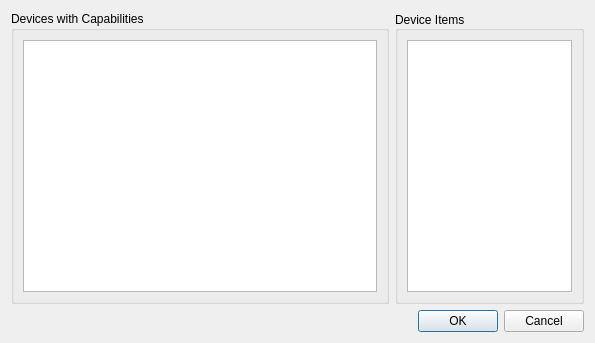
Old version of the form src/pythonGui/karabogui/dialogs/ui/device_capability.ui in the repository European-XFEL/Karabo.
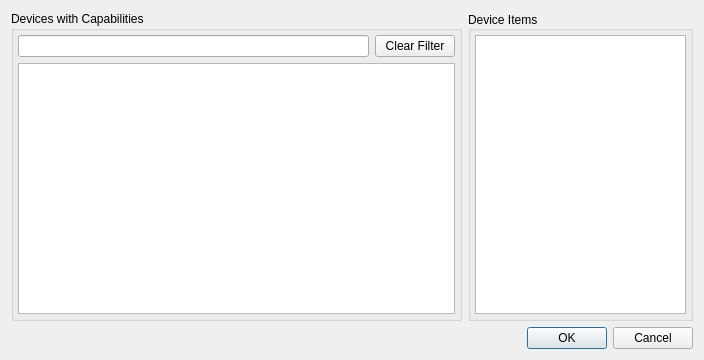
New version of the form.

Commit message: GUI: Allow filtering in capability dialog

```diff
--- a/src/pythonGui/karabogui/dialogs/ui/device_capability.ui
+++ b/src/pythonGui/karabogui/dialogs/ui/device_capability.ui
@@ -6,8 +6,8 @@
    <rect>
     <x>0</x>
     <y>0</y>
-    <width>595</width>
-    <height>343</height>
+    <width>704</width>
+    <height>360</height>
    </rect>
   </property>
   <property name="windowTitle">
@@ -30,7 +30,64 @@
        <property name="flat">
         <bool>false</bool>
        </property>
-       <layout class="QHBoxLayout" name="horizontalLayout_2">
+       <layout class="QVBoxLayout" name="verticalLayout_2">
+        <property name="spacing">
+         <number>6</number>
+        </property>
+        <property name="leftMargin">
+         <number>4</number>
+        </property>
+        <property name="topMargin">
+         <number>4</number>
+        </property>
+        <property name="rightMargin">
+         <number>4</number>
+        </property>
+        <property name="bottomMargin">
+         <number>4</number>
+        </property>
+        <item>
+         <layout class="QHBoxLayout" name="filter_layout">
+          <item>
+           <widget class="QLineEdit" name="device_filter">
+            <property name="minimumSize">
+             <size>
+              <width>100</width>
+              <height>0</height>
+             </size>
+            </property>
+            <property name="maximumSize">
+             <size>
+              <width>16777215</width>
+              <height>25</height>
+             </size>
+            </property>
+            <property name="toolTip">
+             <string>Find</string>
+            </property>
+           </widget>
+          </item>
+          <item>
+           <widget class="QPushButton" name="clear_button">
+            <property name="maximumSize">
+             <size>
+              <width>100</width>
+              <height>27</height>
+             </size>
+            </property>
+            <property name="toolTip">
+             <string>Regular expression</string>
+            </property>
+            <property name="text">
+             <string>Clear Filter</string>
+            </property>
+            <property name="checkable">
+             <bool>false</bool>
+            </property>
+           </widget>
+          </item>
+         </layout>
+        </item>
         <item>
          <widget class="QListWidget" name="deviceNames">
           <property name="sizePolicy">
@@ -71,6 +128,21 @@
         <bool>false</bool>
        </property>
        <layout class="QHBoxLayout" name="horizontalLayout_3">
+        <property name="spacing">
+         <number>2</number>
+        </property>
+        <property name="leftMargin">
+         <number>4</number>
+        </property>
+        <property name="topMargin">
+         <number>4</number>
+        </property>
+        <property name="rightMargin">
+         <number>4</number>
+        </property>
+        <property name="bottomMargin">
+         <number>4</number>
+        </property>
         <item>
          <widget class="QListWidget" name="capaNames">
           <property name="sizePolicy">
```
Left out of the diff: 24 changed lines with no effect on the pictures. The commit also changes 1 other file.
